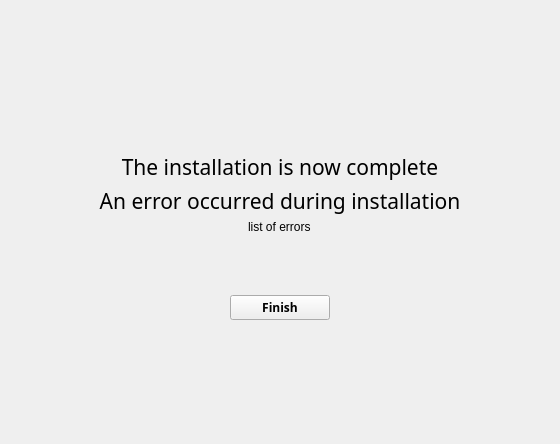
The window that installer/ui/endinstallation.ui (Covalia/standalone-deployer) describes before a commit, drawn with Qt 5.
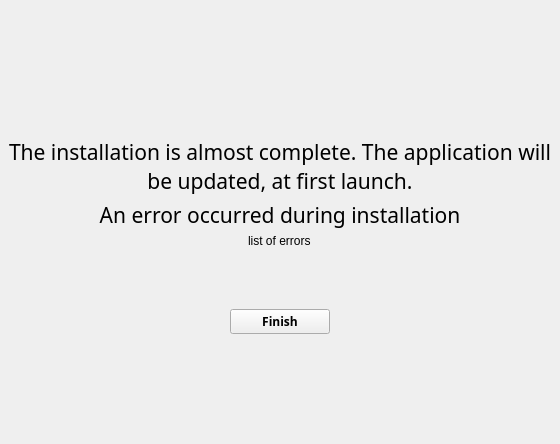
The same window after the commit. Icons and pictures are not drawn.

Commit message:
Changement message fin d'installation
On indique qu'une mise à jour va avoir lieu au premier lancement

Diff of the .ui file:
```diff
--- a/installer/ui/endinstallation.ui
+++ b/installer/ui/endinstallation.ui
@@ -88,11 +88,17 @@
              </font>
             </property>
             <property name="text">
-             <string>The installation is now complete</string>
+             <string>The installation is almost complete. The application will be updated, at first launch.</string>
             </property>
             <property name="alignment">
              <set>Qt::AlignCenter</set>
             </property>
+            <property name="wordWrap">
+             <bool>true</bool>
+            </property>
+            <property name="margin">
+             <number>10</number>
+            </property>
            </widget>
           </item>
           <item>
@@ -111,6 +117,9 @@
             <property name="alignment">
              <set>Qt::AlignCenter</set>
             </property>
+            <property name="margin">
+             <number>10</number>
+            </property>
            </widget>
           </item>
           <item alignment="Qt::AlignHCenter">
```
The commit also changes 4 other files.
